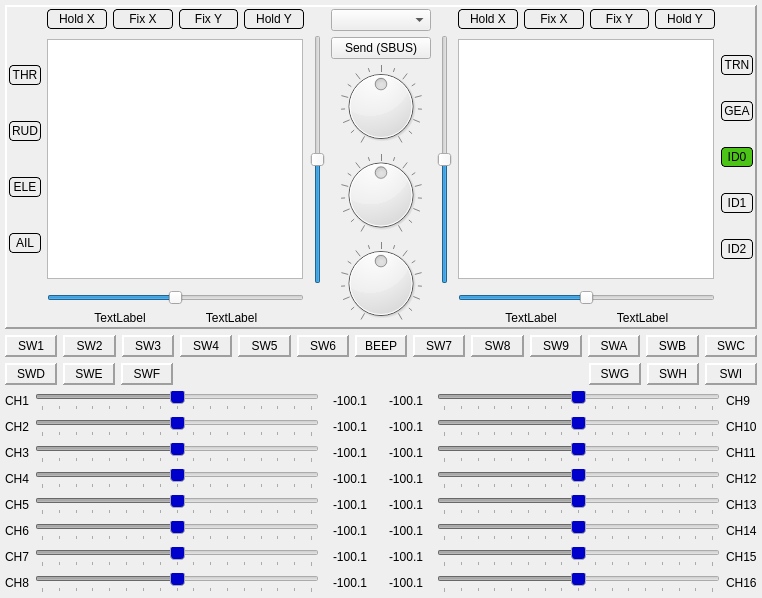
xhorizont/eepe, file src/simulatordialog.ui: the form before one commit.
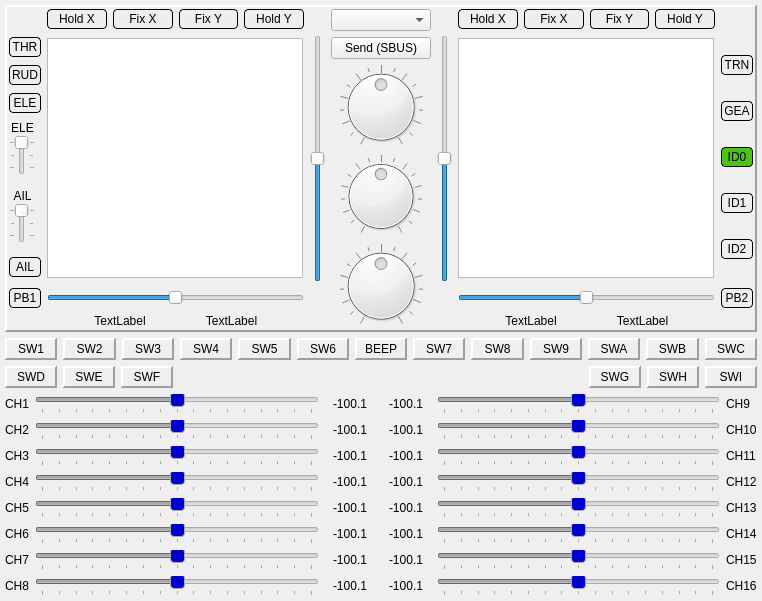
The form after the commit. Icons and pictures are not drawn.

The edit to the form file:
```diff
--- a/src/simulatordialog.ui
+++ b/src/simulatordialog.ui
@@ -7,7 +7,7 @@
     <x>0</x>
     <y>0</y>
     <width>762</width>
-    <height>598</height>
+    <height>601</height>
    </rect>
   </property>
   <property name="windowTitle">
@@ -162,6 +162,158 @@
             </property>
            </widget>
           </item>
+          <item>
+           <widget class="QWidget" name="SAwidget" native="true">
+            <property name="maximumSize">
+             <size>
+              <width>16777215</width>
+              <height>60</height>
+             </size>
+            </property>
+            <widget class="QSlider" name="SEleSlider">
+             <property name="enabled">
+              <bool>true</bool>
+             </property>
+             <property name="geometry">
+              <rect>
+               <x>0</x>
+               <y>14</y>
+               <width>26</width>
+               <height>40</height>
+              </rect>
+             </property>
+             <property name="minimumSize">
+              <size>
+               <width>26</width>
+               <height>0</height>
+              </size>
+             </property>
+             <property name="maximumSize">
+              <size>
+               <width>16777215</width>
+               <height>40</height>
+              </size>
+             </property>
+             <property name="maximum">
+              <number>2</number>
+             </property>
+             <property name="pageStep">
+              <number>1</number>
+             </property>
+             <property name="tracking">
+              <bool>false</bool>
+             </property>
+             <property name="orientation">
+              <enum>Qt::Vertical</enum>
+             </property>
+             <property name="invertedAppearance">
+              <bool>true</bool>
+             </property>
+             <property name="tickPosition">
+              <enum>QSlider::TicksBothSides</enum>
+             </property>
+            </widget>
+            <widget class="QLabel" name="labelSA">
+             <property name="geometry">
+              <rect>
+               <x>0</x>
+               <y>0</y>
+               <width>27</width>
+               <height>20</height>
+              </rect>
+             </property>
+             <property name="maximumSize">
+              <size>
+               <width>16777215</width>
+               <height>20</height>
+              </size>
+             </property>
+             <property name="text">
+              <string>ELE</string>
+             </property>
+             <property name="alignment">
+              <set>Qt::AlignHCenter|Qt::AlignTop</set>
+             </property>
+            </widget>
+            <zorder>labelSA</zorder>
+            <zorder>SEleSlider</zorder>
+           </widget>
+          </item>
+          <item>
+           <widget class="QWidget" name="SBwidget" native="true">
+            <property name="maximumSize">
+             <size>
+              <width>16777215</width>
+              <height>60</height>
+             </size>
+            </property>
+            <widget class="QSlider" name="SAilSlider">
+             <property name="enabled">
+              <bool>true</bool>
+             </property>
+             <property name="geometry">
+              <rect>
+               <x>0</x>
+               <y>14</y>
+               <width>26</width>
+               <height>40</height>
+              </rect>
+             </property>
+             <property name="minimumSize">
+              <size>
+               <width>26</width>
+               <height>0</height>
+              </size>
+             </property>
+             <property name="maximumSize">
+              <size>
+               <width>16777215</width>
+               <height>40</height>
+              </size>
+             </property>
+             <property name="maximum">
+              <number>2</number>
+             </property>
+             <property name="pageStep">
+              <number>1</number>
+             </property>
+             <property name="tracking">
+              <bool>false</bool>
+             </property>
+             <property name="orientation">
+              <enum>Qt::Vertical</enum>
+             </property>
+             <property name="invertedAppearance">
+              <bool>true</bool>
+             </property>
+             <property name="tickPosition">
+              <enum>QSlider::TicksBothSides</enum>
+             </property>
+            </widget>
+            <widget class="QLabel" name="labelSB">
+             <property name="geometry">
+              <rect>
+               <x>0</x>
+               <y>0</y>
+               <width>27</width>
+               <height>20</height>
+              </rect>
+             </property>
+             <property name="maximumSize">
+              <size>
+               <width>16777215</width>
+               <height>20</height>
+              </size>
+             </property>
+             <property name="text">
+              <string>AIL</string>
+             </property>
+             <property name="alignment">
+              <set>Qt::AlignHCenter|Qt::AlignTop</set>
+             </property>
+            </widget>
+           </widget>
+          </item>
           <item>
            <widget class="QPushButton" name="switchAIL">
             <property name="styleSheet">
@@ -336,6 +488,34 @@
           </property>
          </widget>
         </item>
+        <item row="2" column="0">
+         <widget class="QPushButton" name="switchPB1">
+          <property name="minimumSize">
+           <size>
+            <width>27</width>
+            <height>0</height>
+           </size>
+          </property>
+          <property name="styleSheet">
+           <string notr="true">QPushButton {
+     background-color: #EEEEEE;
+     border-style: outset;
+     border-width: 1px;
+     border-radius: 4px;
+     border-color: black;
+     padding: 2px;
+ } 
+
+QPushButton:pressed {
+     background-color: #4CC417;
+     border-style: inset;
+ }</string>
+          </property>
+          <property name="text">
+           <string>PB1</string>
+          </property>
+         </widget>
+        </item>
        </layout>
       </item>
       <item>
@@ -770,6 +950,34 @@
           </property>
          </widget>
         </item>
+        <item row="2" column="2">
+         <widget class="QPushButton" name="switchPB2">
+          <property name="minimumSize">
+           <size>
+            <width>27</width>
+            <height>0</height>
+           </size>
+          </property>
+          <property name="styleSheet">
+           <string notr="true">QPushButton {
+     background-color: #EEEEEE;
+     border-style: outset;
+     border-width: 1px;
+     border-radius: 4px;
+     border-color: black;
+     padding: 2px;
+ } 
+
+QPushButton:pressed {
+     background-color: #4CC417;
+     border-style: inset;
+ }</string>
+          </property>
+          <property name="text">
+           <string>PB2</string>
+          </property>
+         </widget>
+        </item>
        </layout>
       </item>
      </layout>
```
